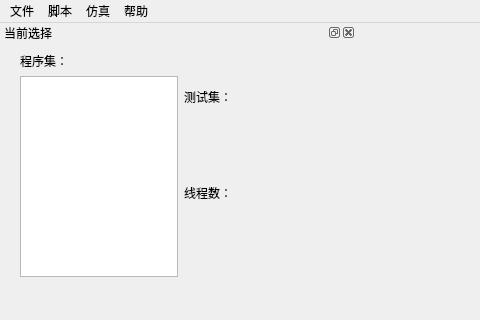
This is src/guide_software/mainpage.ui in creeper12356/guide_software as Qt 5 draws it before an edit; both pictures show x 0 to 480 and y 0 to 320 of the 800 by 600 pixel window. The edited form follows.
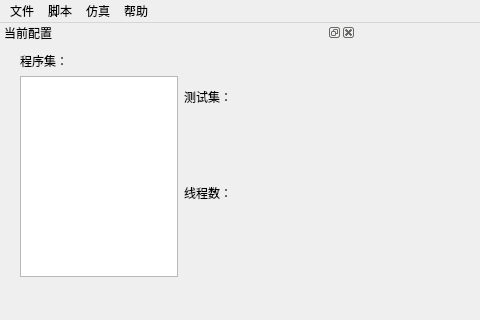
This is the edited form. Icons and pictures are not drawn.

```diff
--- a/src/guide_software/mainpage.ui
+++ b/src/guide_software/mainpage.ui
@@ -90,7 +90,7 @@
     </size>
    </property>
    <property name="windowTitle">
-    <string>当前选择</string>
+    <string>当前配置</string>
    </property>
    <attribute name="dockWidgetArea">
     <number>1</number>
```
Left out of the diff: 2 changed lines with no effect on the pictures.
